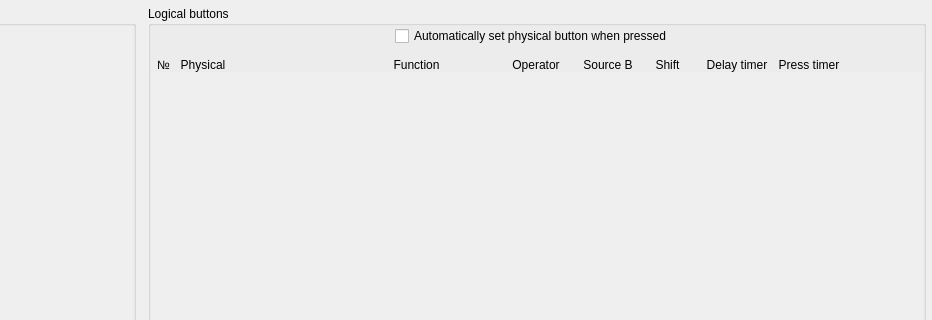
Above: src/widgets/buttons/buttonconfig.ui from anpeaco/FreeJoyXConfiguratorQt before the change; both pictures show x 130 to 1062 and y 0 to 320 of the 1062 by 640 pixel window. Below: the same form after it.
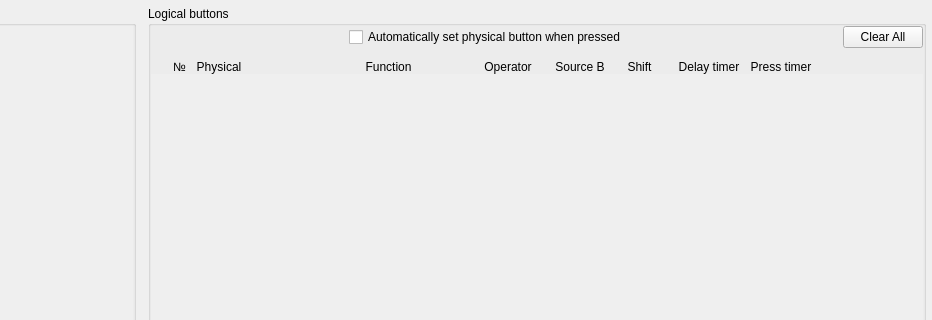
That is the form after the change. Icons and pictures are not drawn. Custom widgets are drawn as their Qt base class.

What changed in the file:
```diff
--- a/src/widgets/buttons/buttonconfig.ui
+++ b/src/widgets/buttons/buttonconfig.ui
@@ -59,7 +59,7 @@
       <property name="verticalSpacing">
        <number>0</number>
       </property>
-      <item row="1" column="8">
+      <item row="1" column="9">
        <widget class="QLabel" name="label_4">
         <property name="sizePolicy">
          <sizepolicy hsizetype="Fixed" vsizetype="Preferred">
@@ -81,7 +81,7 @@
         </property>
        </widget>
       </item>
-      <item row="1" column="9">
+      <item row="1" column="10">
        <widget class="QLabel" name="label_3">
         <property name="sizePolicy">
          <sizepolicy hsizetype="Fixed" vsizetype="Preferred">
@@ -103,7 +103,7 @@
         </property>
        </widget>
       </item>
-      <item row="1" column="10">
+      <item row="1" column="11">
        <widget class="QLabel" name="label_2">
         <property name="sizePolicy">
          <sizepolicy hsizetype="Fixed" vsizetype="Preferred">
@@ -125,7 +125,7 @@
         </property>
        </widget>
       </item>
-      <item row="1" column="1">
+      <item row="1" column="2">
        <widget class="QLabel" name="label_8">
         <property name="sizePolicy">
          <sizepolicy hsizetype="Fixed" vsizetype="Preferred">
@@ -147,7 +147,7 @@
         </property>
        </widget>
       </item>
-      <item row="1" column="11">
+      <item row="1" column="12">
        <widget class="QLabel" name="label_9">
         <property name="sizePolicy">
          <sizepolicy hsizetype="Expanding" vsizetype="Preferred">
@@ -160,7 +160,7 @@
         </property>
        </widget>
       </item>
-      <item row="1" column="5">
+      <item row="1" column="6">
        <widget class="QLabel" name="label_5">
         <property name="sizePolicy">
          <sizepolicy hsizetype="Fixed" vsizetype="Preferred">
@@ -182,7 +182,7 @@
         </property>
        </widget>
       </item>
-      <item row="1" column="6">
+      <item row="1" column="7">
        <widget class="QLabel" name="label_LogicOp">
         <property name="sizePolicy">
          <sizepolicy hsizetype="Fixed" vsizetype="Preferred">
@@ -204,7 +204,7 @@
         </property>
        </widget>
       </item>
-      <item row="1" column="7">
+      <item row="1" column="8">
        <widget class="QLabel" name="label_SourceB">
         <property name="sizePolicy">
          <sizepolicy hsizetype="Fixed" vsizetype="Preferred">
@@ -226,7 +226,7 @@
         </property>
        </widget>
       </item>
-      <item row="1" column="4">
+      <item row="1" column="5">
        <widget class="QLabel" name="label_6">
         <property name="sizePolicy">
          <sizepolicy hsizetype="Fixed" vsizetype="Preferred">
@@ -235,10 +235,10 @@
          </sizepolicy>
         </property>
         <property name="minimumSize">
-         <size><width>50</width><height>26</height></size>
+         <size><width>28</width><height>26</height></size>
         </property>
         <property name="maximumSize">
-         <size><width>50</width><height>26</height></size>
+         <size><width>28</width><height>26</height></size>
         </property>
         <property name="toolTip">
          <string>Invert this button's input (HIGH becomes pressed, LOW becomes released)</string>
@@ -257,7 +257,7 @@
         </property>
        </widget>
       </item>
-      <item row="1" column="3">
+      <item row="1" column="4">
        <widget class="QLabel" name="label_10">
         <property name="sizePolicy">
          <sizepolicy hsizetype="Fixed" vsizetype="Preferred">
@@ -276,7 +276,7 @@
         </property>
        </widget>
       </item>
-      <item row="1" column="0">
+      <item row="1" column="1">
        <widget class="QLabel" name="label">
         <property name="sizePolicy">
          <sizepolicy hsizetype="Fixed" vsizetype="Preferred">
@@ -298,7 +298,26 @@
         </property>
        </widget>
       </item>
-      <item row="1" column="2">
+      <item row="1" column="0">
+       <widget class="QLabel" name="label_DragHandleHeader">
+        <property name="sizePolicy">
+         <sizepolicy hsizetype="Fixed" vsizetype="Preferred">
+          <horstretch>0</horstretch>
+          <verstretch>0</verstretch>
+         </sizepolicy>
+        </property>
+        <property name="minimumSize">
+         <size><width>14</width><height>0</height></size>
+        </property>
+        <property name="maximumSize">
+         <size><width>14</width><height>16777215</height></size>
+        </property>
+        <property name="text">
+         <string/>
+        </property>
+       </widget>
+      </item>
+      <item row="1" column="3">
        <widget class="QLabel" name="label_7">
         <property name="sizePolicy">
          <sizepolicy hsizetype="Fixed" vsizetype="Preferred">
@@ -307,10 +326,10 @@
          </sizepolicy>
         </property>
         <property name="minimumSize">
-         <size><width>50</width><height>26</height></size>
+         <size><width>28</width><height>26</height></size>
         </property>
         <property name="maximumSize">
-         <size><width>50</width><height>26</height></size>
+         <size><width>28</width><height>26</height></size>
         </property>
         <property name="toolTip">
          <string>Disable this button slot</string>
@@ -329,10 +348,10 @@
         </property>
        </widget>
       </item>
-      <item row="0" column="0" colspan="12">
-       <layout class="QHBoxLayout" name="horizontalLayout_7" stretch="1,0,0,1">
+      <item row="0" column="0" colspan="13">
+       <layout class="QHBoxLayout" name="horizontalLayout_7" stretch="1,0,0,1,0">
         <property name="spacing">
-         <number>0</number>
+         <number>6</number>
         </property>
         <property name="leftMargin">
          <number>0</number>
@@ -386,9 +405,19 @@
           </property>
          </spacer>
         </item>
+        <item>
+         <widget class="QPushButton" name="pushButton_ClearAllLogical">
+          <property name="toolTip">
+           <string>Clear every logical button slot back to defaults. Pin, axis, shift register and timer settings are not affected.</string>
+          </property>
+          <property name="text">
+           <string>Clear All</string>
+          </property>
+         </widget>
+        </item>
        </layout>
       </item>
-      <item row="2" column="0" colspan="12">
+      <item row="2" column="0" colspan="13">
        <widget class="QScrollArea" name="scrollArea_LogButtons">
         <property name="frameShape">
          <enum>QFrame::NoFrame</enum>
```
Left out of the diff: 4 changed lines with no effect on the pictures.
